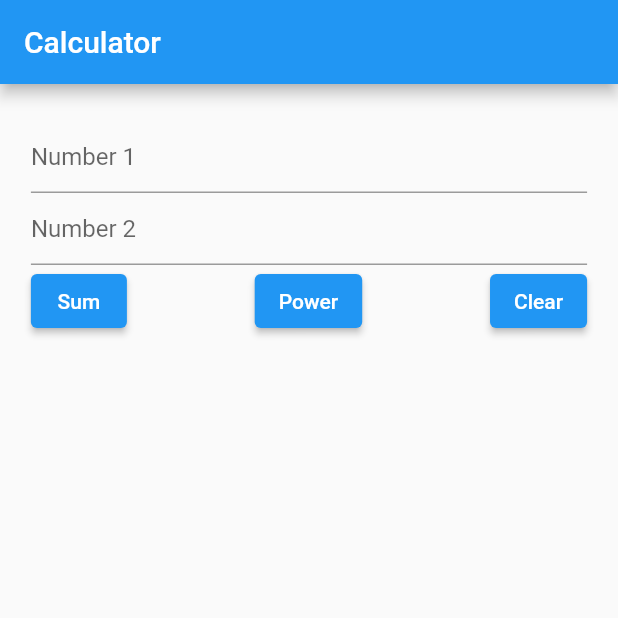
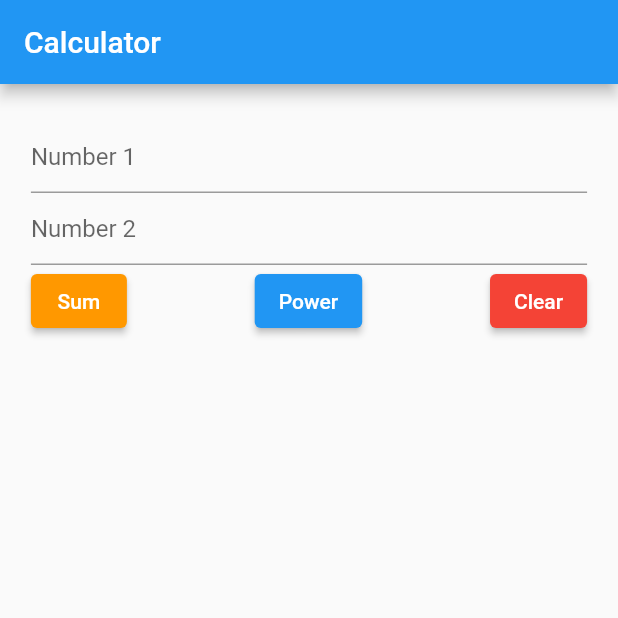
Before and after one commit to Mesww/MAD_Assignment, a Flutter app: the screen it shows after launch, on a phone screen of 412 x 824 dp, the top half of it. Run offline on Flutter 3.47's test engine with Material 2 defaults, Android fonts, the phone set to English and light mode, and no system bars.

Commit message:
Assignment_3_2v2

```diff
--- a/assignment3v1/lib/Assignment_3_2.dart
+++ b/assignment3v1/lib/Assignment_3_2.dart
@@ -41,6 +41,9 @@ class _calculatorState extends State<calculator> {
               children: [
                 Container(
                   child: ElevatedButton(
+                    style: ButtonStyle(
+                        backgroundColor:
+                            MaterialStatePropertyAll(Colors.orange)),
                     onPressed: () {
                       setState(() {
                         num1 = int.tryParse(n1.text)!;
@@ -56,6 +59,8 @@ class _calculatorState extends State<calculator> {
                 const Spacer(),
                 Container(
                   child: ElevatedButton(
+                    style: ButtonStyle(
+                        backgroundColor: MaterialStatePropertyAll(Colors.blue)),
                     onPressed: () {
                       setState(() {
                         num1 = int.tryParse(n1.text)!;
@@ -71,6 +76,8 @@ class _calculatorState extends State<calculator> {
                 const Spacer(),
                 Container(
                   child: ElevatedButton(
+                    style: ButtonStyle(
+                        backgroundColor: MaterialStatePropertyAll(Colors.red)),
                     onPressed: () {
                       setState(() {
                         result = '';
```
Also changed, not shown: assignment3v1/pubspec.lock.
